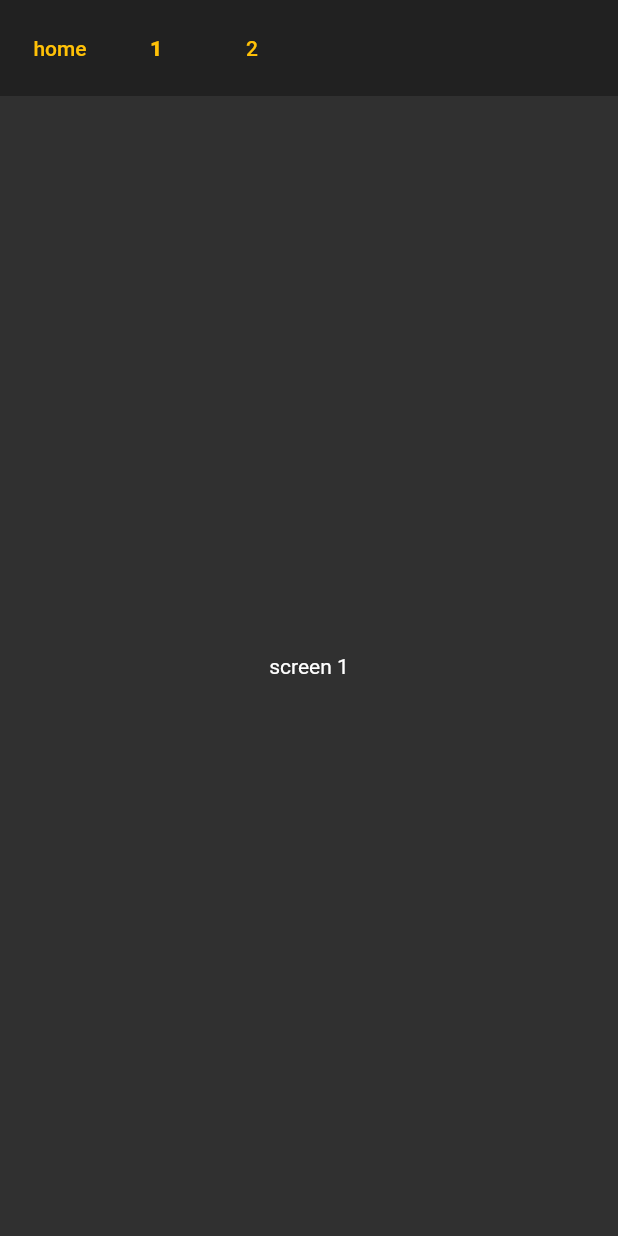
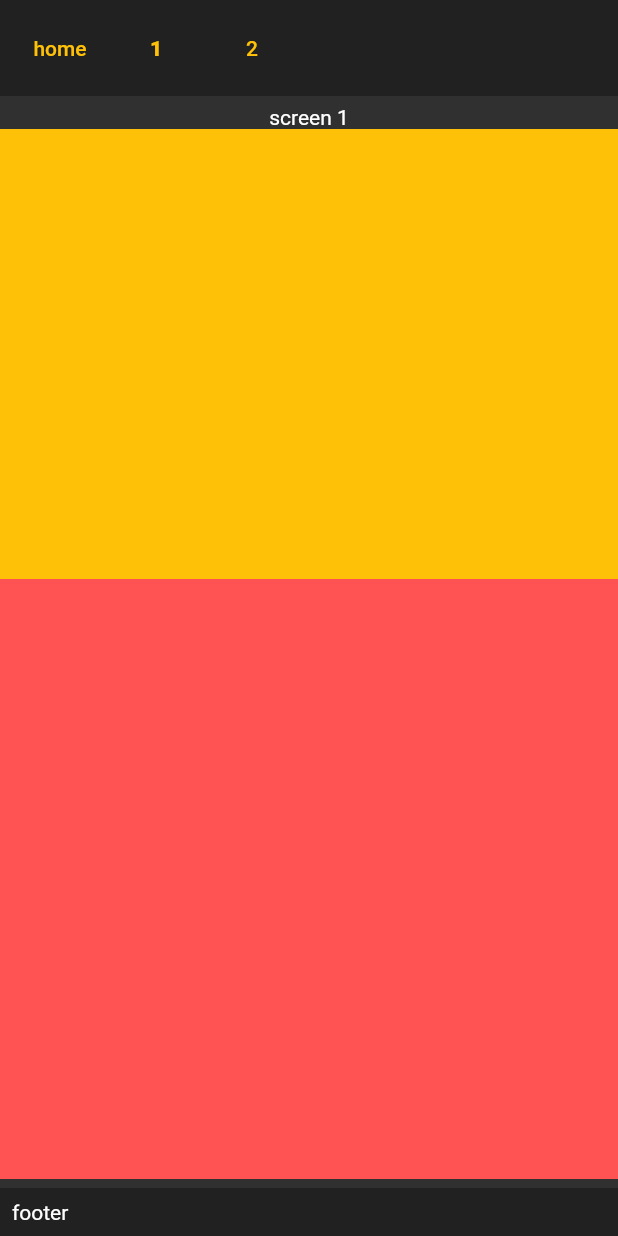
Before and after one commit to GenixPL/portfolio5, a Flutter app: the screen it shows after launch, after a tap on an icon or button, on a phone screen of 412 x 824 dp. Run offline on Flutter 3.47's test engine with Material 2 defaults, Android fonts, the light colour scheme and no system bars; our stand-ins replace go_router.

Commit message:
add basic Footer and ContentContainer

```diff
--- a/lib/screens/home_screen.dart
+++ b/lib/screens/home_screen.dart
@@ -1,4 +1,5 @@
 import 'package:flutter/material.dart';
+import 'package:portfolio5/widgets/_widgets.dart';
 
 class HomeScreenUriFactory {
   const HomeScreenUriFactory();
@@ -13,15 +14,12 @@ class HomeScreen extends StatelessWidget {
 
   @override
   Widget build(BuildContext context) {
-    return const Center(
-      child: Column(
-        mainAxisAlignment: MainAxisAlignment.center,
-        children: <Widget>[
-          Text(
-            'Home',
-          ),
-        ],
-      ),
+    return const ContentContainer(
+      style: ContentContainerStyle.centeredWithBottomFooter,
+      footer: Footer(),
+      contents: <Widget>[
+        Text('Home'),
+      ],
     );
   }
 }
--- a/lib/screens/screen_1.dart
+++ b/lib/screens/screen_1.dart
@@ -1,4 +1,5 @@
 import 'package:flutter/material.dart';
+import 'package:portfolio5/widgets/_widgets.dart';
 
 class Screen1 extends StatelessWidget {
   const Screen1({super.key});
@@ -7,11 +8,24 @@ class Screen1 extends StatelessWidget {
 
   @override
   Widget build(BuildContext context) {
-    return const Center(
-      child: Column(
-        mainAxisAlignment: MainAxisAlignment.center,
-        children: <Widget>[
-          Text('screen 1'),
+    return Center(
+      child: ContentContainer(
+        style: ContentContainerStyle.centeredWithBottomFooter,
+        footer: const Footer(),
+        contents: <Widget>[
+          const Text('screen 1'),
+          Container(
+            color: Colors.amber,
+            height: 300,
+          ),
+          Container(
+            color: Colors.redAccent,
+            height: 400,
+          ),
+          // Container(
+          //   color: Colors.blueAccent,
+          //   height: 400,
+          // ),
         ],
       ),
     );
--- a/lib/screens/screen_2.dart
+++ b/lib/screens/screen_2.dart
@@ -1,4 +1,5 @@
 import 'package:flutter/material.dart';
+import 'package:portfolio5/widgets/_widgets.dart';
 
 class Screen2 extends StatelessWidget {
   const Screen2({
@@ -9,13 +10,12 @@ class Screen2 extends StatelessWidget {
 
   @override
   Widget build(BuildContext context) {
-    return const Center(
-      child: Column(
-        mainAxisAlignment: MainAxisAlignment.center,
-        children: [
-          Text('screen 2'),
-        ],
-      ),
+    return const ContentContainer(
+      style: ContentContainerStyle.centeredWithBottomFooter,
+      footer: Footer(),
+      contents: <Widget>[
+        Text('screen 2'),
+      ],
     );
   }
 }
--- a/lib/widgets/_widgets.dart
+++ b/lib/widgets/_widgets.dart
@@ -1,2 +1,4 @@
+export 'content_container.dart';
+export 'footer.dart';
 export 'shell.dart';
 export 'top_bar.dart';
--- /dev/null
+++ b/lib/widgets/content_container.dart
@@ -0,0 +1,64 @@
+import 'package:flutter/material.dart';
+
+enum ContentContainerStyle {
+  centeredWithBottomFooter,
+  topWithBottomFooter,
+}
+
+class ContentContainer extends StatelessWidget {
+  const ContentContainer({
+    super.key,
+    required this.style,
+    required this.footer,
+    required this.contents,
+  });
+
+  final List<Widget> contents;
+  final Widget? footer;
+  final ContentContainerStyle style;
+
+  @override
+  Widget build(BuildContext context) {
+    return LayoutBuilder(
+      builder: (context, constraints) {
+        return SingleChildScrollView(
+          child: ConstrainedBox(
+            constraints: BoxConstraints(
+              minWidth: constraints.maxWidth,
+              minHeight: constraints.maxHeight,
+            ),
+            child: switch ((style)) {
+              ContentContainerStyle.centeredWithBottomFooter => _buildCentered(),
+              ContentContainerStyle.topWithBottomFooter => _buildTop(),
+            },
+          ),
+        );
+      },
+    );
+  }
+
+  Widget _buildCentered() {
+    return Column(
+      mainAxisAlignment: MainAxisAlignment.spaceBetween,
+      children: <Widget>[
+        const SizedBox(),
+        Column(
+          children: contents,
+        ),
+        footer ?? const SizedBox(),
+      ],
+    );
+  }
+
+  Widget _buildTop() {
+    return Column(
+      mainAxisAlignment: MainAxisAlignment.spaceBetween,
+      children: <Widget>[
+        Column(
+          children: contents,
+        ),
+        footer ?? const SizedBox(),
+      ],
+    );
+  }
+}
--- /dev/null
+++ b/lib/widgets/footer.dart
@@ -0,0 +1,20 @@
+import 'package:flutter/material.dart';
+
+class Footer extends StatelessWidget {
+  const Footer({super.key});
+
+  @override
+  Widget build(BuildContext context) {
+    return Container(
+      color: Colors.grey.shade900,
+      child: const Padding(
+        padding: EdgeInsets.all(8.0),
+        child: Row(
+          children: [
+            Text('footer'),
+          ],
+        ),
+      ),
+    );
+  }
+}
```
